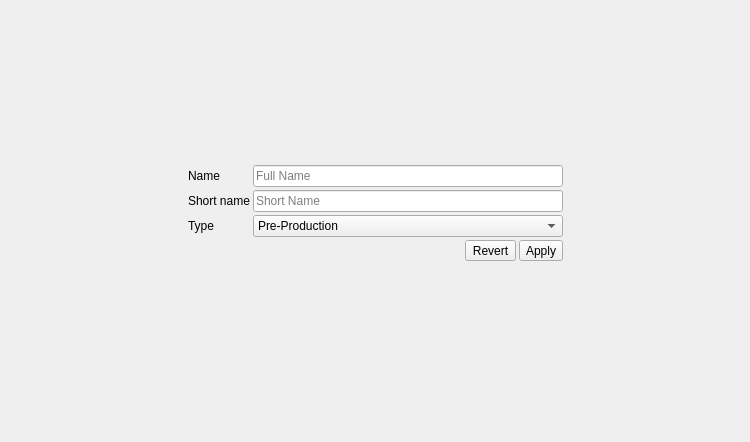
Old version of the form src/stepeditwidget.ui in the repository RxLaboratory/Ramses-Client.
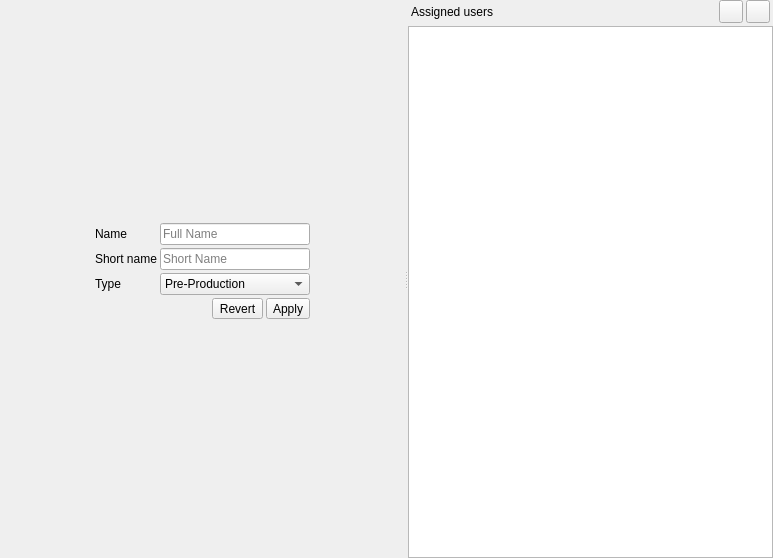
New version of the form. Icons and pictures are not drawn.

What changed in the file:
```diff
--- a/src/stepeditwidget.ui
+++ b/src/stepeditwidget.ui
@@ -6,14 +6,14 @@
    <rect>
     <x>0</x>
     <y>0</y>
-    <width>750</width>
-    <height>442</height>
+    <width>773</width>
+    <height>558</height>
    </rect>
   </property>
   <property name="windowTitle">
    <string>Form</string>
   </property>
-  <layout class="QGridLayout" name="gridLayout" rowstretch="1,0,1" columnstretch="25,50,25">
+  <layout class="QVBoxLayout" name="verticalLayout_2">
    <property name="leftMargin">
     <number>0</number>
    </property>
@@ -26,10 +26,53 @@
    <property name="bottomMargin">
     <number>0</number>
    </property>
-   <property name="spacing">
-    <number>3</number>
-   </property>
-   <item row="1" column="1">
+   <item>
+    <widget class="QSplitter" name="splitter">
+     <property name="orientation">
+      <enum>Qt::Horizontal</enum>
+     </property>
+     <widget class="QWidget" name="">
+      <layout class="QGridLayout" name="gridLayout" rowstretch="1,0,1" columnstretch="25,50,0,25">
+       <item row="0" column="3">
+        <spacer name="horizontalSpacer_4">
+         <property name="orientation">
+          <enum>Qt::Horizontal</enum>
+         </property>
+         <property name="sizeHint" stdset="0">
+          <size>
+           <width>40</width>
+           <height>20</height>
+          </size>
+         </property>
+        </spacer>
+       </item>
+       <item row="0" column="0">
+        <spacer name="horizontalSpacer_5">
+         <property name="orientation">
+          <enum>Qt::Horizontal</enum>
+         </property>
+         <property name="sizeHint" stdset="0">
+          <size>
+           <width>40</width>
+           <height>20</height>
+          </size>
+         </property>
+        </spacer>
+       </item>
+       <item row="2" column="2">
+        <spacer name="verticalSpacer_5">
+         <property name="orientation">
+          <enum>Qt::Vertical</enum>
+         </property>
+         <property name="sizeHint" stdset="0">
+          <size>
+           <width>20</width>
+           <height>40</height>
+          </size>
+         </property>
+        </spacer>
+       </item>
+       <item row="1" column="1" colspan="2">
     <layout class="QFormLayout" name="formLayout">
      <property name="horizontalSpacing">
       <number>3</number>
@@ -65,16 +108,6 @@
        </property>
       </widget>
      </item>
-     <item row="4" column="1">
-      <widget class="QLabel" name="statusLabel">
-       <property name="text">
-        <string/>
-       </property>
-       <property name="wordWrap">
-        <bool>true</bool>
-       </property>
-      </widget>
-     </item>
      <item row="2" column="0">
       <widget class="QLabel" name="label_6">
        <property name="text">
@@ -82,57 +115,6 @@
        </property>
       </widget>
      </item>
-     <item row="3" column="1">
-      <layout class="QHBoxLayout" name="horizontalLayout">
-       <property name="spacing">
-        <number>3</number>
-       </property>
-       <property name="leftMargin">
-        <number>0</number>
-       </property>
-       <property name="topMargin">
-        <number>0</number>
-       </property>
-       <property name="bottomMargin">
-        <number>0</number>
-       </property>
-       <item>
-        <spacer name="horizontalSpacer_3">
-         <property name="orientation">
-          <enum>Qt::Horizontal</enum>
-         </property>
-         <property name="sizeHint" stdset="0">
-          <size>
-           <width>40</width>
-           <height>20</height>
-          </size>
-         </property>
-        </spacer>
-       </item>
-       <item>
-        <widget class="QToolButton" name="revertButton">
-         <property name="text">
-          <string>Revert</string>
-         </property>
-         <property name="icon">
-          <iconset resource="resources.qrc">
-           <normaloff>:/icons/undo</normaloff>:/icons/undo</iconset>
-         </property>
-        </widget>
-       </item>
-       <item>
-        <widget class="QToolButton" name="updateButton">
-         <property name="text">
-          <string>Apply</string>
-         </property>
-         <property name="icon">
-          <iconset resource="resources.qrc">
-           <normaloff>:/icons/apply</normaloff>:/icons/apply</iconset>
-         </property>
-        </widget>
-       </item>
-      </layout>
-     </item>
      <item row="2" column="1">
       <widget class="QComboBox" name="typeBox">
        <item>
@@ -173,9 +155,70 @@
        </item>
       </widget>
      </item>
-    </layout>
-   </item>
-   <item row="0" column="1">
+         <item row="3" column="1">
+          <layout class="QHBoxLayout" name="horizontalLayout">
+           <property name="spacing">
+            <number>3</number>
+           </property>
+           <property name="leftMargin">
+            <number>0</number>
+           </property>
+           <property name="topMargin">
+            <number>0</number>
+           </property>
+           <property name="bottomMargin">
+            <number>0</number>
+           </property>
+           <item>
+            <spacer name="horizontalSpacer_3">
+             <property name="orientation">
+              <enum>Qt::Horizontal</enum>
+             </property>
+             <property name="sizeHint" stdset="0">
+              <size>
+               <width>40</width>
+               <height>20</height>
+              </size>
+             </property>
+            </spacer>
+           </item>
+           <item>
+            <widget class="QToolButton" name="revertButton">
+             <property name="text">
+              <string>Revert</string>
+             </property>
+             <property name="icon">
+              <iconset resource="resources.qrc">
+               <normaloff>:/icons/undo</normaloff>:/icons/undo</iconset>
+             </property>
+            </widget>
+           </item>
+           <item>
+            <widget class="QToolButton" name="updateButton">
+             <property name="text">
+              <string>Apply</string>
+             </property>
+             <property name="icon">
+              <iconset resource="resources.qrc">
+               <normaloff>:/icons/apply</normaloff>:/icons/apply</iconset>
+             </property>
+            </widget>
+           </item>
+          </layout>
+         </item>
+         <item row="4" column="1">
+          <widget class="QLabel" name="statusLabel">
+           <property name="text">
+            <string/>
+           </property>
+           <property name="wordWrap">
+            <bool>true</bool>
+           </property>
+          </widget>
+         </item>
+        </layout>
+       </item>
+       <item row="0" column="2">
     <spacer name="verticalSpacer">
      <property name="orientation">
       <enum>Qt::Vertical</enum>
@@ -183,12 +226,37 @@
      <property name="sizeHint" stdset="0">
       <size>
        <width>20</width>
-       <height>150</height>
+           <height>40</height>
       </size>
      </property>
     </spacer>
    </item>
-   <item row="0" column="0">
+      </layout>
+     </widget>
+     <widget class="QWidget" name="">
+      <layout class="QVBoxLayout" name="verticalLayout">
+       <property name="spacing">
+        <number>3</number>
+       </property>
+       <item>
+        <layout class="QHBoxLayout" name="horizontalLayout_2">
+         <property name="spacing">
+          <number>3</number>
+         </property>
+         <property name="leftMargin">
+          <number>3</number>
+         </property>
+         <property name="rightMargin">
+          <number>3</number>
+         </property>
+         <item>
+          <widget class="QLabel" name="label_7">
+           <property name="text">
+            <string>Assigned users</string>
+           </property>
+          </widget>
+         </item>
+         <item>
     <spacer name="horizontalSpacer">
      <property name="orientation">
       <enum>Qt::Horizontal</enum>
@@ -201,31 +269,39 @@
      </property>
     </spacer>
    </item>
-   <item row="2" column="1">
-    <spacer name="verticalSpacer_2">
-     <property name="orientation">
-      <enum>Qt::Vertical</enum>
-     </property>
-     <property name="sizeHint" stdset="0">
-      <size>
-       <width>20</width>
-       <height>149</height>
-      </size>
-     </property>
-    </spacer>
-   </item>
-   <item row="0" column="2">
-    <spacer name="horizontalSpacer_2">
-     <property name="orientation">
-      <enum>Qt::Horizontal</enum>
-     </property>
-     <property name="sizeHint" stdset="0">
-      <size>
-       <width>40</width>
-       <height>20</height>
-      </size>
-     </property>
-    </spacer>
+         <item>
+          <widget class="QToolButton" name="removeUserButton">
+           <property name="text">
+            <string/>
+           </property>
+           <property name="icon">
+            <iconset resource="duqf_resources.qrc">
+             <normaloff>:/icons/remove</normaloff>:/icons/remove</iconset>
+           </property>
+          </widget>
+         </item>
+         <item>
+          <widget class="QToolButton" name="assignUserButton">
+           <property name="text">
+            <string/>
+           </property>
+           <property name="icon">
+            <iconset resource="resources.qrc">
+             <normaloff>:/icons/add</normaloff>:/icons/add</iconset>
+           </property>
+           <property name="popupMode">
+            <enum>QToolButton::InstantPopup</enum>
+           </property>
+          </widget>
+         </item>
+        </layout>
+       </item>
+       <item>
+        <widget class="QListWidget" name="listWidget"/>
+       </item>
+      </layout>
+     </widget>
+    </widget>
    </item>
   </layout>
  </widget>
```
Left out of the diff: 1 changed line with no effect on the pictures. Lines whose indentation alone changed are shown as unchanged.
